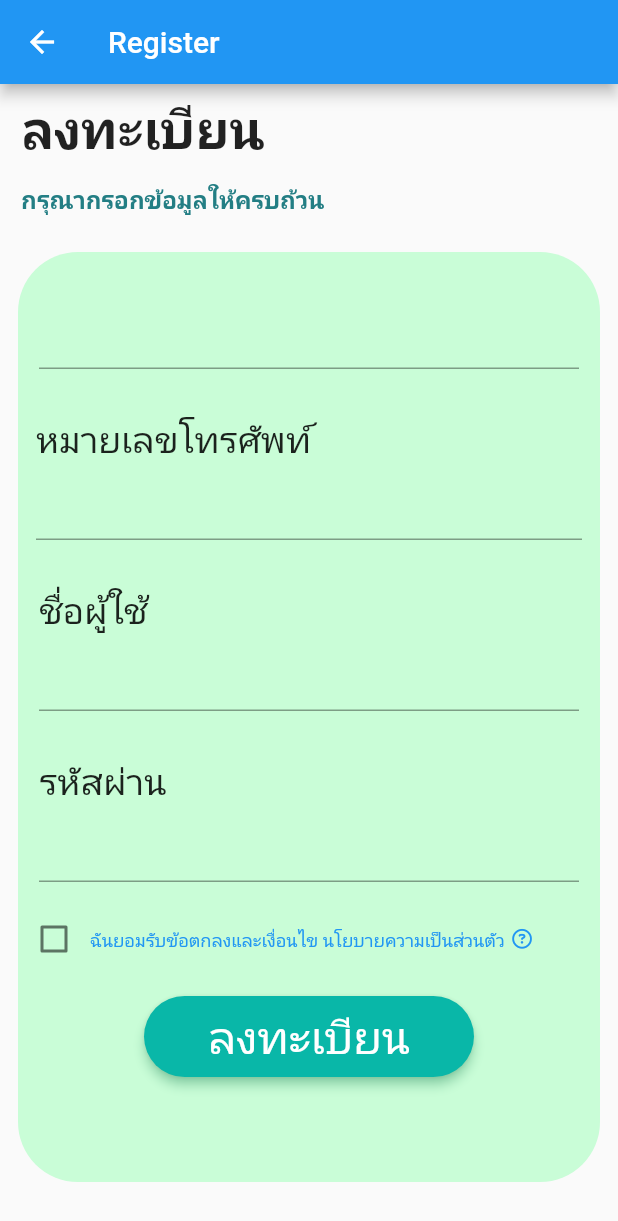
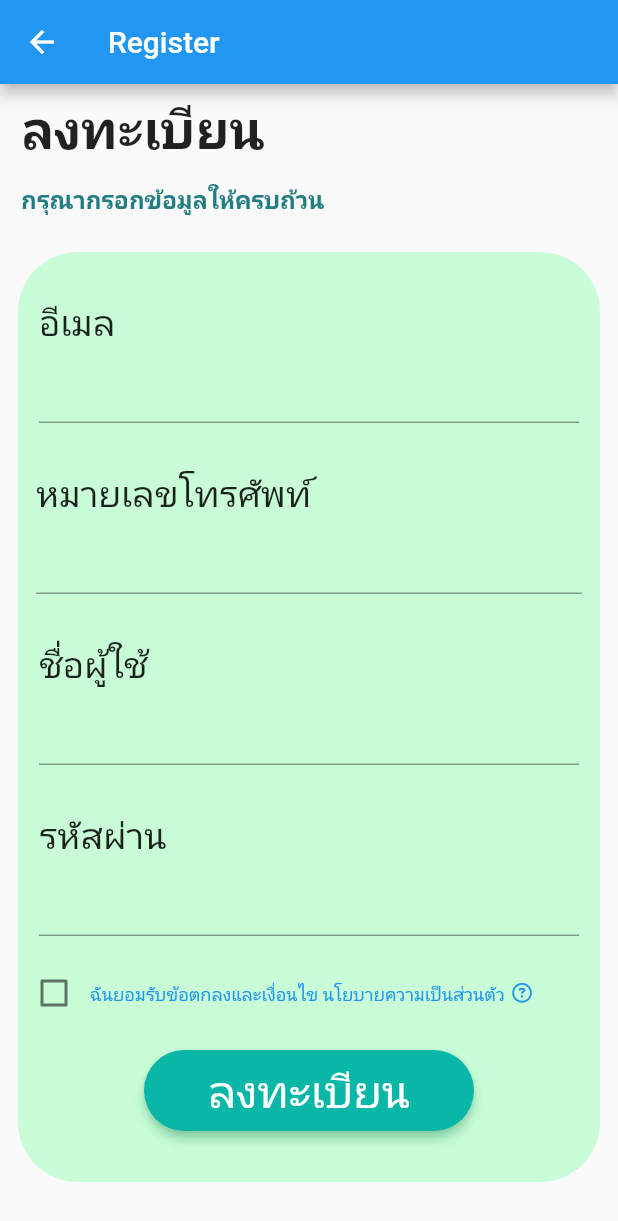
Before and after one commit to AINutritionProject/KinDeeUDee, a Flutter app: the RegisterPage screen opened directly, on a phone screen of 412 x 824 dp. Shown: the top 1221 px of the screen. Run offline on Flutter 3.47's test engine with Material 2 defaults, Android fonts, the phone set to English and light mode, and no system bars; our stand-ins replace camera, cloud_firestore, csv, dotted_border, firebase_auth, firebase_core and 6 more; accounts and stored records are empty; project files that could hold a hidden picture were left out.

Commit message:
add validator parameter to all TextFormSlot

```diff
--- a/lib/pages/register.dart
+++ b/lib/pages/register.dart
@@ -85,31 +85,37 @@ class _RegisterFormState extends State<RegisterForm> {
               decoration: BoxDecoration(
                   color: const Color.fromRGBO(174, 254, 196, 0.65),
                   borderRadius: BorderRadius.circular(40)),
-              child: Form(
               child: Column(children: [
                 Padding(
-                    padding: EdgeInsets.symmetric(horizontal: 14, vertical: 30),
-                    child: TextFormField(
-                        controller: _emailController, name: "อีเมล"),
+                  padding:
+                      const EdgeInsets.symmetric(horizontal: 14, vertical: 30),
+                  child: TextFormSlot(
+                    controller: _emailController,
+                    name: "อีเมล",
+                    validator: _emailValidator,
+                  ),
                 ),
                 Padding(
-                      padding: EdgeInsets.symmetric(horizontal: 12),
+                    padding: const EdgeInsets.symmetric(horizontal: 12),
                     child: TextFormSlot(
                       controller: _phoneNumberController,
                       name: "หมายเลขโทรศัพท์",
+                      validator: _phoneValidator,
                     )),
                 Padding(
-                      padding:
-                          EdgeInsets.symmetric(horizontal: 14, vertical: 30),
+                    padding: const EdgeInsets.symmetric(
+                        horizontal: 14, vertical: 30),
                     child: TextFormSlot(
                       controller: _usernameController,
                       name: "ชื่อผู้ใช้",
+                      validator: _usernameValidator,
                     )),
                 Padding(
-                      padding: EdgeInsets.symmetric(horizontal: 14),
+                    padding: const EdgeInsets.symmetric(horizontal: 14),
                     child: TextFormSlot(
                       controller: _passwordController,
                       name: "รหัสผ่าน",
+                      validator: _passwordValidator,
                     )),
                 Row(
                   children: [
@@ -130,11 +136,10 @@ class _RegisterFormState extends State<RegisterForm> {
                             });
                       },
                       child: Container(
-                            margin: EdgeInsets.symmetric(vertical: 30),
+                          margin: const EdgeInsets.symmetric(vertical: 30),
                           child: const Text(
                             "ฉันยอมรับข้อตกลงและเงื่อนไข นโยบายความเป็นส่วนตัว",
-                              style:
-                                  TextStyle(color: Colors.blue, fontSize: 12),
+                            style: TextStyle(color: Colors.blue, fontSize: 12),
                           )),
                     ),
                     const Padding(
@@ -167,8 +172,7 @@ class _RegisterFormState extends State<RegisterForm> {
                         style: TextStyle(fontSize: 30),
                       ),
                     ))
-                ]),
-              )),
+              ])),
         ],
       ),
     );
@@ -176,9 +180,14 @@ class _RegisterFormState extends State<RegisterForm> {
 }
 
 class TextFormSlot extends StatelessWidget {
-  const TextFormSlot({super.key, required this.controller, required this.name});
+  const TextFormSlot(
+      {super.key,
+      required this.controller,
+      required this.name,
+      required this.validator});
   final TextEditingController controller;
   final String name;
+  final String? Function(String? val) validator;
 
   @override
   Widget build(BuildContext context) {
@@ -192,7 +201,13 @@ class TextFormSlot extends StatelessWidget {
             )),
         TextFormField(
           controller: controller,
+          validator: validator,
+          autovalidateMode: AutovalidateMode.onUserInteraction,
           style: const TextStyle(fontSize: 23),
+          decoration: const InputDecoration(
+            errorStyle: TextStyle(fontSize: 18, color: Colors.red),
+            errorMaxLines: 2,
+          ),
           obscureText: name == "รหัสผ่าน" ? true : false,
         ),
       ],
@@ -200,20 +215,18 @@ class TextFormSlot extends StatelessWidget {
   }
 }
 
-String? _usernameValidator(String? val) {
-  if (val != null) {
-    String text = val.trim();
-    if (text.isEmpty) {
-      return "กรุณากรอกชื่อผู้ใช้ของท่าน";
-    } else if (text.contains(" ")) {
-      return "ชื่อผู้ใช้ต้องไม่มีช่องว่าง";
-    } else if (text.contains(RegExp('[^A-Za-z\u0E00-\u0E7F_0-9]'))) {
-      return "ชื่อผู้ใช้ต้องไม่มีตัวอักษรพิเศษอื่นนอกจาก \"_\"";
-    } else if (!text.contains(RegExp('^[A-Za-z\u0E00-\u0E7F]'))) {
-      return "ชื่อผู้ใช้ต้องขึ้นต้นด้วยตัวอักษรธรรมดาเท่านั้น";
-    } else if (text.length < 5 || text.length > 15) {
-      return "ืชื่อผู้ใช้ต้องมีความยาวอย่างน้อย 5 ตัวอักษร แต่ไม่เกิน 15 ตัวอักษร";
-    }
-  }
+String? _emailValidator(String? val) {
   return null;
 }
+
+String? _phoneValidator(String? val) {
+  return null;
+}
+
+String? _usernameValidator(String? val) {
+  return null;
+}
+
+String? _passwordValidator(String? val) {
+  return null;
+}
```
Lines whose indentation alone changed are shown as unchanged.
